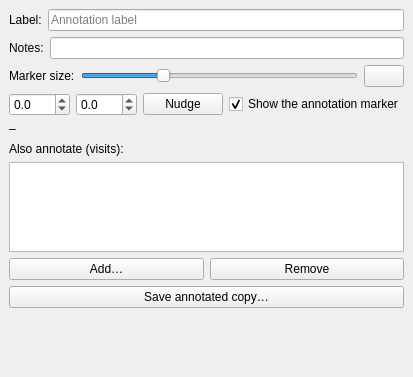
irydeo/nightscribe, file nightscribe/gui/ui/ufe_annotate_tab.ui: the form before one commit.
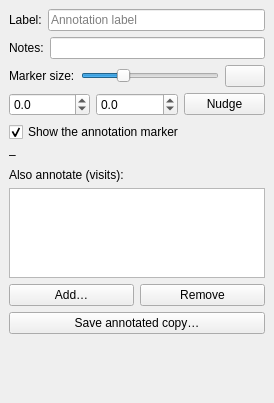
The form after the commit.

Commit message: UFE: re-flow the wide tabs and manual window so fonts that run 1.5x wider (Windows CI) can't overflow the fixed 1280 px dialog. The Measure Suggest button gets its own row under the apertures, the Annotate show-marker box gets its own row, the Compare target row keeps its stretch on the spinner, and the manual window's floor rises to 760 px so the two big action buttons always fit

```diff
--- a/nightscribe/gui/ui/ufe_annotate_tab.ui
+++ b/nightscribe/gui/ui/ufe_annotate_tab.ui
@@ -36,6 +36,10 @@
      <item><widget class="QDoubleSpinBox" name="spin_dx"><property name="minimum"><double>-100.0</double></property><property name="maximum"><double>100.0</double></property><property name="decimals"><number>1</number></property><property name="singleStep"><double>0.5</double></property></widget></item>
      <item><widget class="QDoubleSpinBox" name="spin_dy"><property name="minimum"><double>-100.0</double></property><property name="maximum"><double>100.0</double></property><property name="decimals"><number>1</number></property><property name="singleStep"><double>0.5</double></property></widget></item>
      <item><widget class="QPushButton" name="btn_nudge"><property name="text"><string>Nudge</string></property><property name="toolTip"><string>Shift the marker by that many pixels (or click the image)</string></property></widget></item>
+    </layout>
+   </item>
+   <item>
+    <layout class="QHBoxLayout" name="row_show_marker">
      <item><widget class="QCheckBox" name="chk_marker"><property name="text"><string>Show the annotation marker</string></property><property name="toolTip"><string>Show the annotation marker on the plate (screen only; the annotation is still saved)</string></property><property name="checked"><bool>true</bool></property></widget></item>
     </layout>
    </item>
```
The commit also changes 5 other files.
